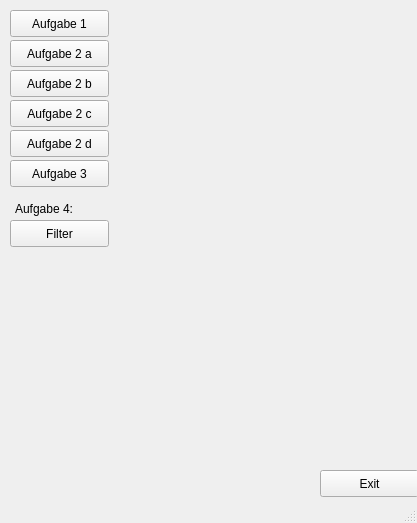
n00bi14/cv_practical_course, file mainwindow.ui: the form before one commit.
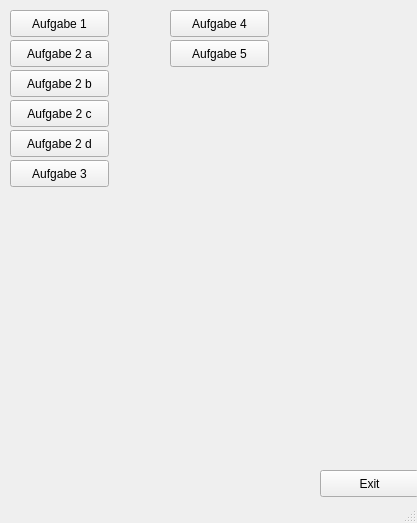
The form after the commit.

Patch:
```diff
--- a/mainwindow.ui
+++ b/mainwindow.ui
@@ -105,30 +105,30 @@
      <string>Aufgabe 3</string>
     </property>
    </widget>
-   <widget class="QLabel" name="label">
-    <property name="geometry">
-     <rect>
-      <x>15</x>
-      <y>200</y>
-      <width>91</width>
-      <height>17</height>
-     </rect>
-    </property>
-    <property name="text">
-     <string>Aufgabe 4:</string>
-    </property>
-   </widget>
    <widget class="QPushButton" name="btn_aufgabe4">
     <property name="geometry">
      <rect>
-      <x>10</x>
-      <y>220</y>
+      <x>170</x>
+      <y>10</y>
       <width>99</width>
       <height>27</height>
      </rect>
     </property>
     <property name="text">
-     <string>Filter</string>
+     <string>Aufgabe 4</string>
+    </property>
+   </widget>
+   <widget class="QPushButton" name="btn_aufgabe5">
+    <property name="geometry">
+     <rect>
+      <x>170</x>
+      <y>40</y>
+      <width>99</width>
+      <height>27</height>
+     </rect>
+    </property>
+    <property name="text">
+     <string>Aufgabe 5</string>
     </property>
    </widget>
   </widget>
```
